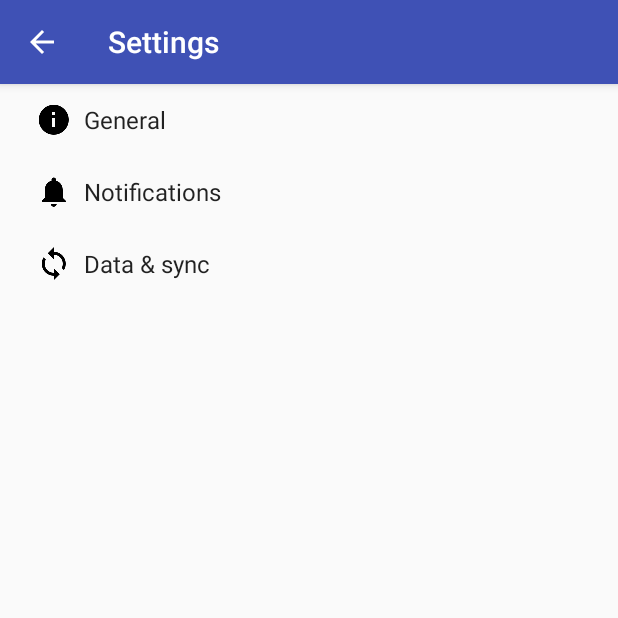
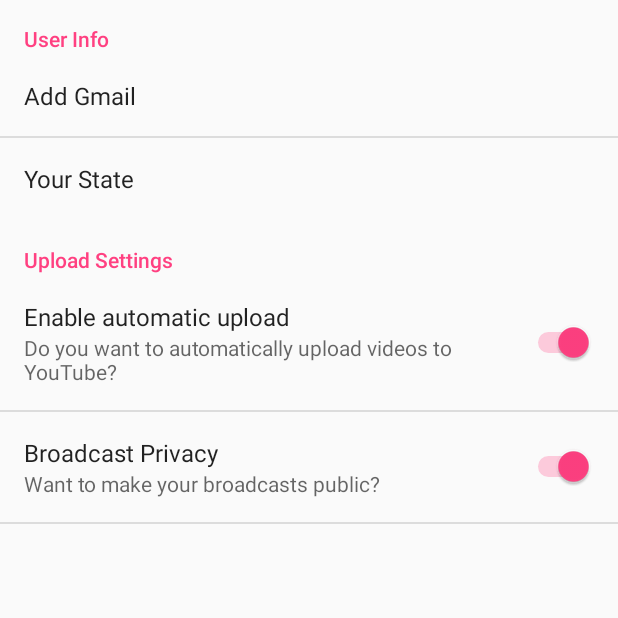
Before and after one commit to Bystander-CS495-2k16/Bystander, an Android app: the screen it shows after launch (SettingsActivity before the commit, Settings after it), in the options menu, after a tap on "Settings", on a phone screen of 412 x 824 dp, the top half of it. Run offline under Robolectric (Android 15) with nearby library versions, the phone set to English and light mode, and no system bars; 1 statement that could not run was skipped.

Commit message:
working on settings

```diff
--- a/app/src/main/java/com/cs495/bystander/MainActivity.java
+++ b/app/src/main/java/com/cs495/bystander/MainActivity.java
@@ -5,6 +5,7 @@ import android.content.Intent;
 import android.database.sqlite.SQLiteDatabase;
 import android.net.Uri;
 import android.os.Environment;
+import android.preference.PreferenceFragment;
 import android.provider.MediaStore;
 import android.support.v4.app.ActivityCompat;
 import android.support.v7.app.AppCompatActivity;
@@ -64,7 +65,7 @@ public class MainActivity extends AppCompatActivity  {
         switch (item.getItemId()) {
             case R.id.action_settings:
                 // User chose the "Settings" item, show the app settings UI...
-                Intent intent = new Intent(this, SettingsActivity.class);
+                Intent intent = new Intent(this, Settings.class);
                 startActivity(intent);
                 return true;
             default:
--- /dev/null
+++ b/app/src/main/java/com/cs495/bystander/Settings.java
@@ -0,0 +1,53 @@
+package com.cs495.bystander;
+
+import android.os.Bundle;
+import android.app.Activity;
+import android.preference.PreferenceFragment;
+import android.content.SharedPreferences;
+import android.preference.PreferenceManager;
+import android.preference.Preference;
+import android.content.SharedPreferences.OnSharedPreferenceChangeListener;
+import android.content.Context;
+
+public class Settings extends Activity {
+
+    @Override
+    protected void onCreate(Bundle savedInstanceState) {
+        super.onCreate(savedInstanceState);
+
+        SharedPreferences sharedPref = PreferenceManager.getDefaultSharedPreferences(this);
+        System.out.println("prefs to string " + sharedPref.toString());
+        SharedPreferences.Editor editor = sharedPref.edit();
+        sharedPref.getAll();
+        // Display the fragment as the main content.
+        getFragmentManager().beginTransaction()
+                .replace(android.R.id.content, new SettingsFragment())
+                .commit();
+    }
+
+
+    public static class SettingsFragment extends PreferenceFragment implements OnSharedPreferenceChangeListener {
+        @Override
+        public void onCreate(Bundle savedInstanceState) {
+            super.onCreate(savedInstanceState);
+
+            // Load the preferences from an XML resource
+            addPreferencesFromResource(R.xml.pref);
+
+        }
+
+        public void onSharedPreferenceChanged(SharedPreferences sharedPreferences,
+                                              String key) {
+            System.out.println("SLKJSF:DKJS:LKJ:LSKJ:LKFSJ");
+            System.out.println("BOOOOOOOOOOOOOOOP");
+            if (key.equals("State")) {
+                Preference connectionPref = findPreference(key);
+                // Set summary to be the user-description for the selected value
+                System.out.println("STATEEEEEE");
+                System.out.println("SUMMMARY " + connectionPref.getSummary());
+               // connectionPref.setSummary(sharedPreferences.getString(key, ""));
+            }
+        }
+
+    }
+}
--- /dev/null
+++ b/app/src/main/res/xml/pref.xml
@@ -0,0 +1,37 @@
+<?xml version="1.0" encoding="utf-8"?>
+<PreferenceScreen xmlns:android="http://schemas.android.com/apk/res/android">
+
+    <PreferenceCategory android:title="User Info">
+
+        <Preference
+            android:title="Add Gmail"
+            android:key="addgmailpreference"
+            android:enabled="true">
+        </Preference>
+
+        <ListPreference
+            android:key="State"
+            android:title="@string/pref_title_display_name"
+            android:dialogTitle="Your State"
+            android:entries="@array/pref_example_list_titles"
+            android:entryValues="@array/pref_example_list_values"
+            android:defaultValue="Alabama" />
+
+    </PreferenceCategory>
+
+    <PreferenceCategory android:title="Upload Settings">
+        <SwitchPreference
+            android:key="example_switch"
+            android:title="@string/pref_title_social_recommendations"
+            android:summary="@string/pref_description_social_recommendations"
+            android:defaultValue="true" />
+
+        <SwitchPreference
+            android:key="broadcast"
+            android:title="Broadcast Privacy"
+            android:summary="Want to make your broadcasts public?"
+            android:defaultValue="true"/>
+    </PreferenceCategory>
+
+
+</PreferenceScreen>
```
Also changed, not shown: app/src/main/AndroidManifest.xml (+6 -5 lines), app/src/main/res/layout/activity_settings.xml (added, +12 -0 lines).
